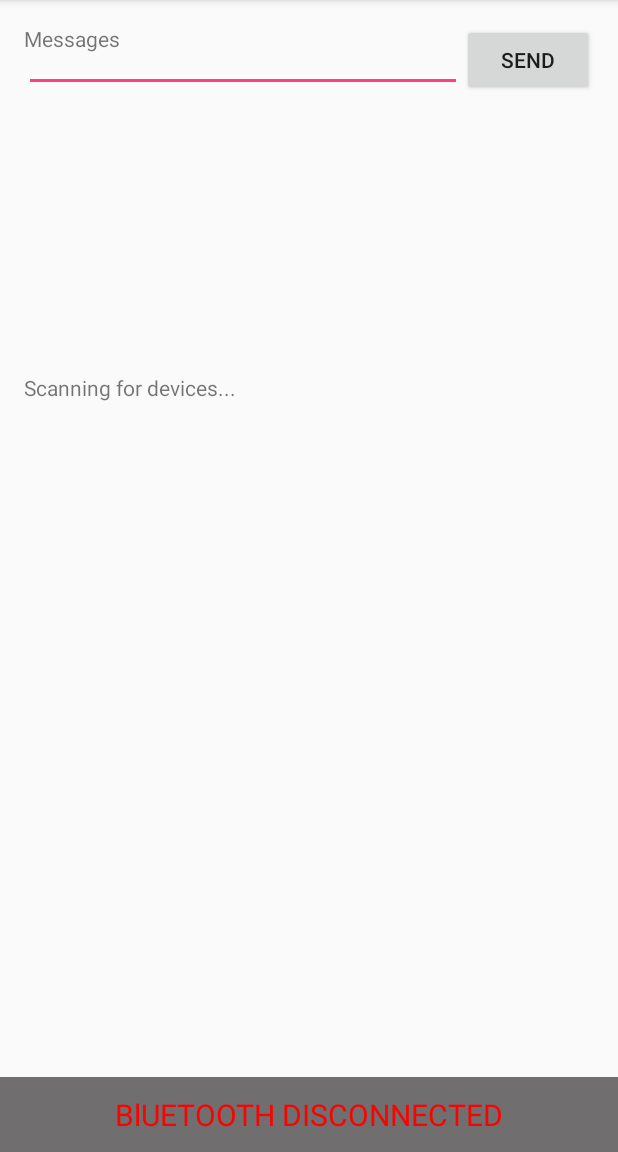
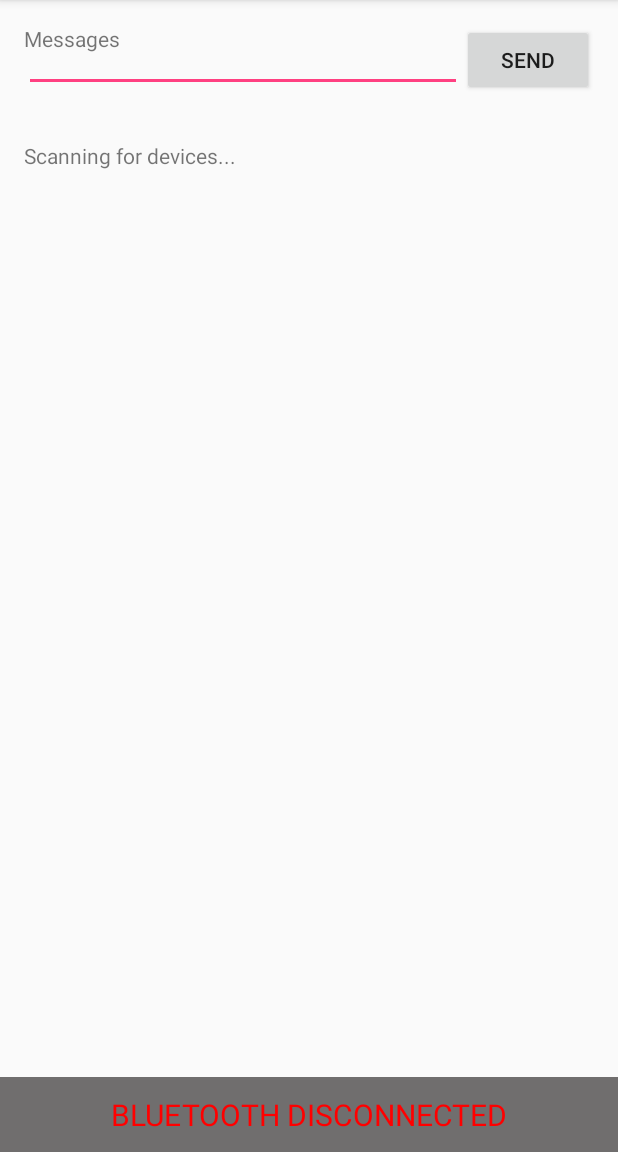
Before and after one commit to applecool/Buzz-smartband, an Android app: the screen it shows after launch (MainActivity), on a phone screen of 412 x 824 dp, the part 84-1236 px from its top. Run offline under Robolectric (Android 15) with nearby library versions, the phone set to English and light mode, and no system bars.

Commit message:
Both notifications and bluetooth on layout

```diff
--- a/app/src/main/AndroidManifest.xml
+++ b/app/src/main/AndroidManifest.xml
@@ -14,6 +14,7 @@
         android:theme="@style/AppTheme">
         <activity
             android:name=".MainActivity"
+            android:screenOrientation="portrait"
             android:label="@string/app_name"
             android:theme="@style/AppTheme.NoActionBar">
             <intent-filter>
--- a/app/src/main/java/org/robotics/notificationlistener/MainActivity.java
+++ b/app/src/main/java/org/robotics/notificationlistener/MainActivity.java
@@ -39,6 +39,7 @@
 
     TableLayout tab;
     private Toolbar toolbar, bottomBar;
+    private boolean connected = false;
     private static final String TAG = "MainActivity";
 
     // UUIDs for UAT service and associated characteristics.
@@ -181,7 +182,7 @@
         window.setStatusBarColor(getResources().getColor(R.color.colorPrimaryDark));
 
         //window.setStatusBarColor(getResources().getColor(R.color.colorPrimaryDark));
-        //tab = (TableLayout) findViewById(R.id.tab);
+        tab = (TableLayout) findViewById(R.id.tab);
         if(!MyAccessibilityService.isAccessibilitySettingsOn(this)) {
             //Intent intent = new Intent(android.provider.Settings.ACTION_ACCESSIBILITY_SETTINGS);
             //startActivityForResult(intent, 0);
@@ -230,7 +231,7 @@
             textview.setTextColor(Color.parseColor("#0B0719"));
             textview.setText(Html.fromHtml(pack + "<br><b>" + title + " : </b>" + text));
             tr.addView(textview);
-            //tab.addView(tr);
+            tab.addView(tr);
 
             Log.v(TAG, "Received message");
             Log.v(TAG, "intent.getAction() :: " + intent.getAction());
@@ -354,8 +355,9 @@
 
     public void setBluetoothConnectedText(boolean on){
         TextView mTitle = (TextView) bottomBar.findViewById(R.id.bottom_title);
+        connected = on;
         if (!on) {
-            mTitle.setText("BlUETOOTH DISCONNECTED");
+            mTitle.setText("BLUETOOTH DISCONNECTED");
             mTitle.setTextColor(Color.RED);
         } else {
             mTitle.setText("BLUETOOTH CONNECTED");
--- a/app/src/main/res/layout/activity_main.xml
+++ b/app/src/main/res/layout/activity_main.xml
@@ -15,8 +15,19 @@
         android:id="@+id/main_content"
         android:layout_below="@+id/tool_bar"
         layout="@layout/content_main"
-        android:layout_height="300dp"
+        android:layout_height="145dp"
         android:layout_width="match_parent"/>
+
+    <ScrollView
+        android:layout_width="match_parent"
+        android:layout_height="wrap_content"
+        android:layout_below="@id/main_content">
+
+        <TableLayout
+            android:layout_width="match_parent"
+            android:layout_height="match_parent"
+            android:id="@+id/tab" />
+    </ScrollView>
 
 
 
--- a/app/src/main/res/layout/content_main.xml
+++ b/app/src/main/res/layout/content_main.xml
@@ -14,7 +14,7 @@
     <TextView
         android:layout_width="wrap_content"
         android:layout_height="wrap_content"
-        android:text="Messages" />
+        android:text="Messages\n" />
 
     <Button
         android:id="@+id/send"
```
